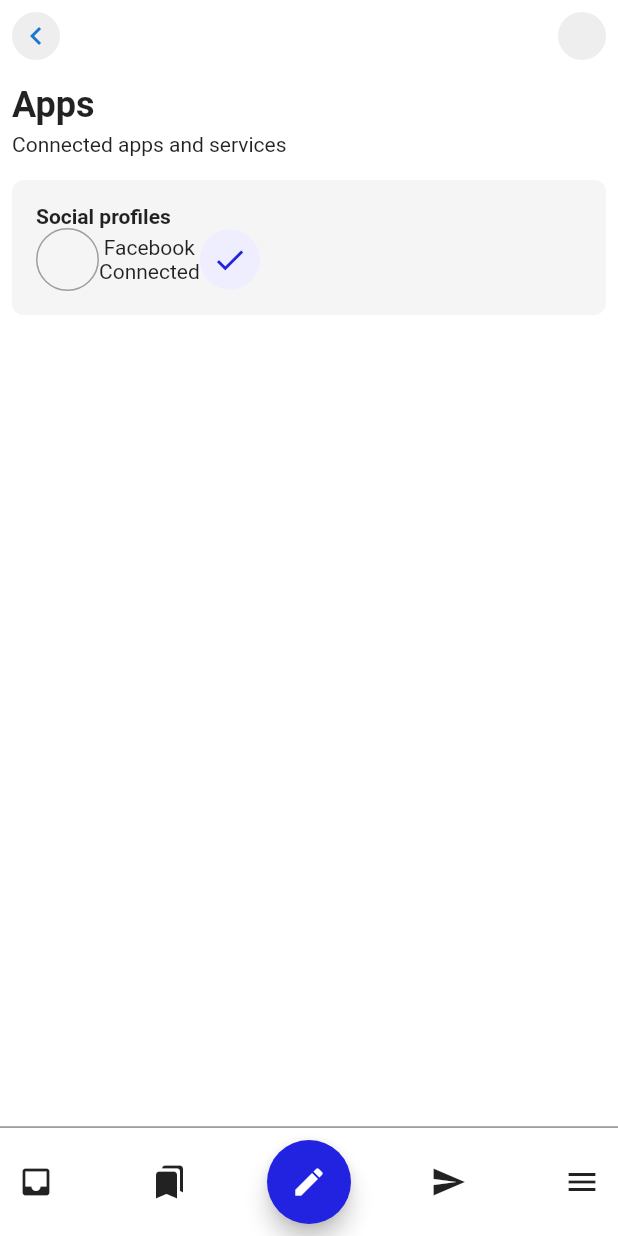
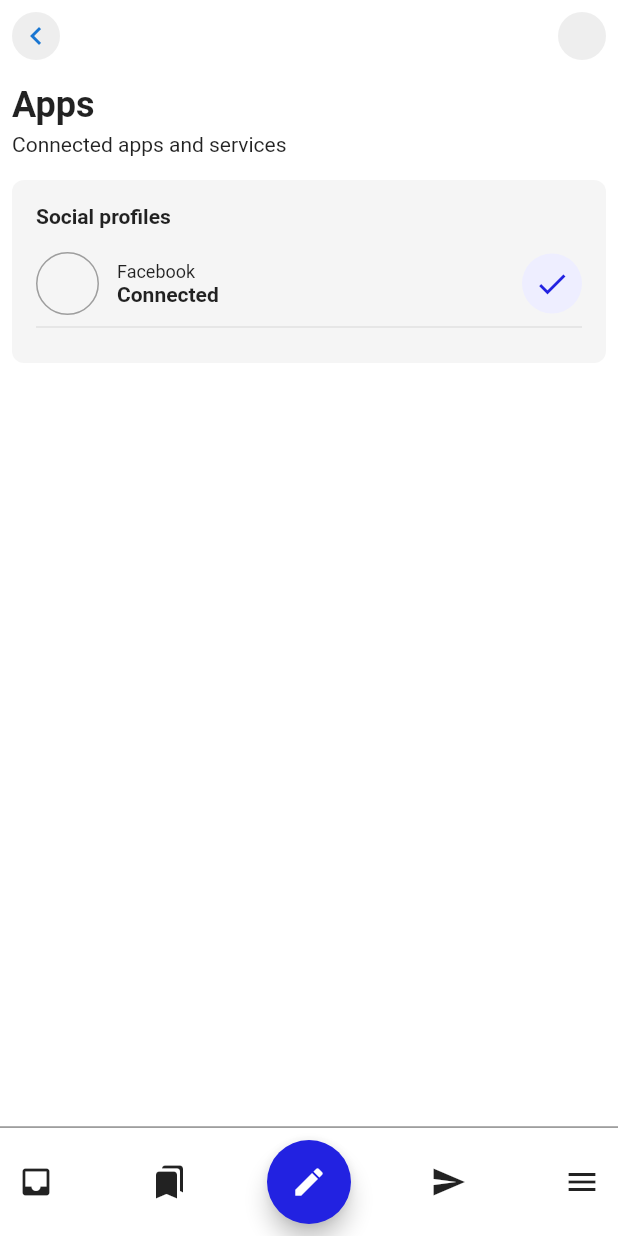
Before and after one commit to JAICHANGPARK/flutter_notebook_17th_story, a Flutter app: the screen it shows after launch, on a phone screen of 412 x 824 dp. Run offline on Flutter 3.47's test engine with Material 2 defaults, Android fonts, the phone set to English and light mode, and no system bars; our stand-ins replace badges, cached_network_image, fl_chart, flutter_riverpod, freezed_annotation, google_fonts and 3 more.

Commit message:
Update account_setting_page.dart

```diff
--- a/lib/ep1049_account_settings/src/ui/account_setting_page.dart
+++ b/lib/ep1049_account_settings/src/ui/account_setting_page.dart
@@ -59,6 +59,9 @@ class AccountSettingPage extends StatelessWidget {
                               fontWeight: FontWeight.bold,
                             ),
                           ),
+                          SizedBox(
+                            height: 16,
+                          ),
                           Row(
                             children: [
                               Container(
@@ -71,19 +74,35 @@ class AccountSettingPage extends StatelessWidget {
                                   ),
                                 ),
                               ),
+                              SizedBox(
+                                width: 12,
+                              ),
                               Column(
+                                crossAxisAlignment: CrossAxisAlignment.start,
                                 children: const [
-                                  Text("Facebook"),
-                                  Text("Connected"),
+                                  Text(
+                                    "Facebook",
+                                    style: TextStyle(
+                                      fontSize: 12,
+                                    ),
+                                  ),
+                                  Text(
+                                    "Connected",
+                                    style: TextStyle(
+                                      fontWeight: FontWeight.bold,
+                                    ),
+                                  ),
                                 ],
                               ),
+                              Spacer(),
                               const CircleAvatar(
                                 backgroundColor: Color.fromRGBO(238, 238, 255, 1),
                                 foregroundColor: Color.fromRGBO(34, 34, 225, 1),
                                 child: Icon(Icons.check),
-                              )
+                              ),
                             ],
-                          )
+                          ),
+                          Divider(),
                         ],
                       ),
                     )
```
